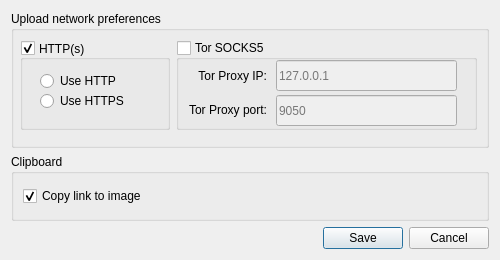
Old version of the form settings.ui in the repository SkyzohKey/screencloud-desu.sh.
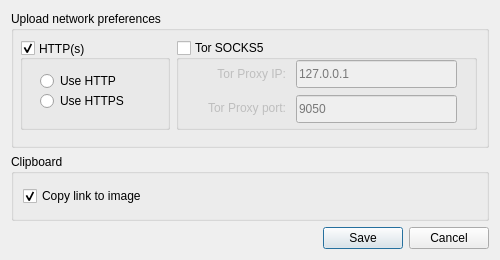
New version of the form.

The edit to the form file:
```diff
--- a/settings.ui
+++ b/settings.ui
@@ -155,16 +155,14 @@
           <widget class="QLabel" name="label">
            <property name="geometry">
             <rect>
-             <x>0</x>
-             <y>25</y>
+             <x>19</x>
+             <y>23</y>
              <width>91</width>
              <height>21</height>
             </rect>
            </property>
            <property name="styleSheet">
-            <string notr="true">QLabel {
-	color: rgb(0, 0, 0)
-}</string>
+            <string notr="true"/>
            </property>
            <property name="text">
             <string>Tor Proxy IP:</string>
@@ -176,16 +174,14 @@
           <widget class="QLabel" name="label_2">
            <property name="geometry">
             <rect>
-             <x>0</x>
-             <y>60</y>
+             <x>19</x>
+             <y>58</y>
              <width>91</width>
              <height>20</height>
             </rect>
            </property>
            <property name="styleSheet">
-            <string notr="true">QLabel {
-	color: rgb(0, 0, 0)
-}</string>
+            <string notr="true"/>
            </property>
            <property name="text">
             <string>Tor Proxy port:</string>
@@ -197,10 +193,10 @@
           <widget class="QLineEdit" name="lineEdit">
            <property name="geometry">
             <rect>
-             <x>100</x>
+             <x>120</x>
              <y>20</y>
-             <width>181</width>
-             <height>31</height>
+             <width>161</width>
+             <height>28</height>
             </rect>
            </property>
            <property name="autoFillBackground">
@@ -219,10 +215,10 @@
           <widget class="QLineEdit" name="lineEdit_2">
            <property name="geometry">
             <rect>
-             <x>100</x>
+             <x>120</x>
              <y>55</y>
-             <width>181</width>
-             <height>31</height>
+             <width>161</width>
+             <height>28</height>
             </rect>
            </property>
            <property name="autoFillBackground">
```
